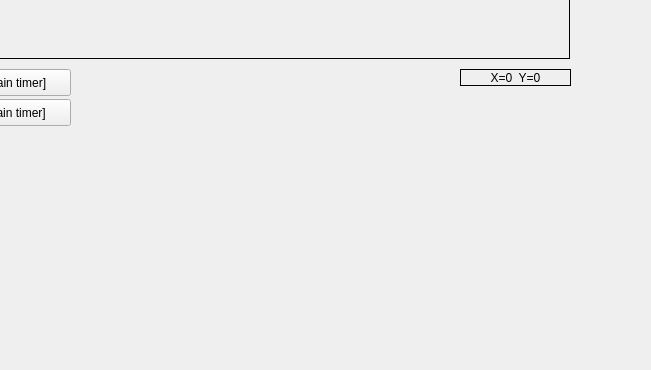
This is demos/dead_reckoning/qt/mainwindow.ui in tachidok/CVFramework as Qt 5 draws it before an edit; both pictures show x 90 to 741 and y 438 to 808 of the 1192 by 808 pixel window. The edited form follows.
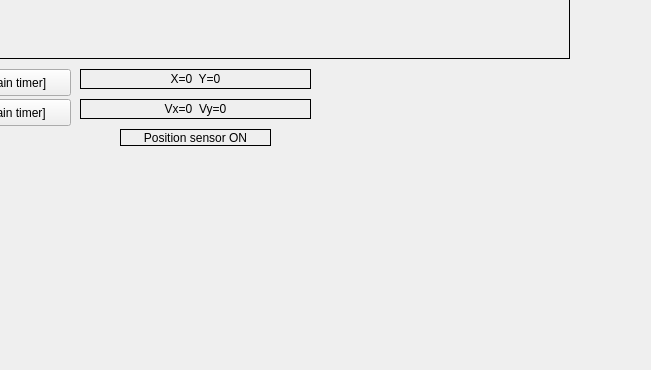
This is the edited form. Custom widgets are drawn as their Qt base class.

The edit to the form file:
```diff
--- a/demos/dead_reckoning/qt/mainwindow.ui
+++ b/demos/dead_reckoning/qt/mainwindow.ui
@@ -42,10 +42,10 @@
    <widget class="QLabel" name="lbl_mouse_pos">
     <property name="geometry">
      <rect>
-      <x>550</x>
+      <x>170</x>
       <y>490</y>
-      <width>111</width>
-      <height>17</height>
+      <width>231</width>
+      <height>20</height>
      </rect>
     </property>
     <property name="frameShape">
@@ -104,6 +104,54 @@
      </rect>
     </property>
    </widget>
+   <widget class="QLabel" name="lbl_mouse_vel">
+    <property name="geometry">
+     <rect>
+      <x>170</x>
+      <y>520</y>
+      <width>231</width>
+      <height>20</height>
+     </rect>
+    </property>
+    <property name="frameShape">
+     <enum>QFrame::Box</enum>
+    </property>
+    <property name="text">
+     <string>Vx=0  Vy=0</string>
+    </property>
+    <property name="alignment">
+     <set>Qt::AlignCenter</set>
+    </property>
+   </widget>
+   <widget class="QCustomPlot" name="wdg_plot_vel" native="true">
+    <property name="geometry">
+     <rect>
+      <x>410</x>
+      <y>490</y>
+      <width>250</width>
+      <height>250</height>
+     </rect>
+    </property>
+   </widget>
+   <widget class="QLabel" name="lbl_position_sensor">
+    <property name="geometry">
+     <rect>
+      <x>210</x>
+      <y>550</y>
+      <width>151</width>
+      <height>17</height>
+     </rect>
+    </property>
+    <property name="frameShape">
+     <enum>QFrame::Box</enum>
+    </property>
+    <property name="text">
+     <string>Position sensor ON</string>
+    </property>
+    <property name="alignment">
+     <set>Qt::AlignCenter</set>
+    </property>
+   </widget>
   </widget>
   <widget class="QMenuBar" name="menuBar">
    <property name="geometry">
```
